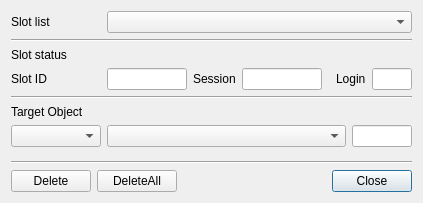
First picture: the form in CryptokiMan/del_object_dlg.ui, repository jykim74/CryptokiMan, before the edit.
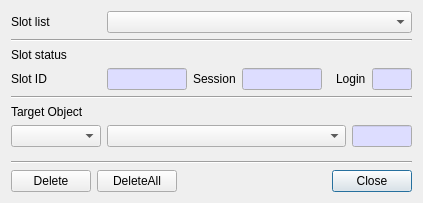
Second picture: the form after the edit.

Commit message: Read Only 입력창 색지정

What changed in the file:
```diff
--- a/CryptokiMan/del_object_dlg.ui
+++ b/CryptokiMan/del_object_dlg.ui
@@ -77,6 +77,46 @@
          <height>16777215</height>
         </size>
        </property>
+       <property name="palette">
+        <palette>
+         <active>
+          <colorrole role="Base">
+           <brush brushstyle="SolidPattern">
+            <color alpha="255">
+             <red>221</red>
+             <green>221</green>
+             <blue>255</blue>
+            </color>
+           </brush>
+          </colorrole>
+         </active>
+         <inactive>
+          <colorrole role="Base">
+           <brush brushstyle="SolidPattern">
+            <color alpha="255">
+             <red>221</red>
+             <green>221</green>
+             <blue>255</blue>
+            </color>
+           </brush>
+          </colorrole>
+         </inactive>
+         <disabled>
+          <colorrole role="Base">
+           <brush brushstyle="SolidPattern">
+            <color alpha="255">
+             <red>240</red>
+             <green>240</green>
+             <blue>240</blue>
+            </color>
+           </brush>
+          </colorrole>
+         </disabled>
+        </palette>
+       </property>
+       <property name="readOnly">
+        <bool>true</bool>
+       </property>
       </widget>
      </item>
      <item row="0" column="0">
@@ -113,6 +153,46 @@
          <height>16777215</height>
         </size>
        </property>
+       <property name="palette">
+        <palette>
+         <active>
+          <colorrole role="Base">
+           <brush brushstyle="SolidPattern">
+            <color alpha="255">
+             <red>221</red>
+             <green>221</green>
+             <blue>255</blue>
+            </color>
+           </brush>
+          </colorrole>
+         </active>
+         <inactive>
+          <colorrole role="Base">
+           <brush brushstyle="SolidPattern">
+            <color alpha="255">
+             <red>221</red>
+             <green>221</green>
+             <blue>255</blue>
+            </color>
+           </brush>
+          </colorrole>
+         </inactive>
+         <disabled>
+          <colorrole role="Base">
+           <brush brushstyle="SolidPattern">
+            <color alpha="255">
+             <red>240</red>
+             <green>240</green>
+             <blue>240</blue>
+            </color>
+           </brush>
+          </colorrole>
+         </disabled>
+        </palette>
+       </property>
+       <property name="readOnly">
+        <bool>true</bool>
+       </property>
       </widget>
      </item>
      <item row="0" column="3">
@@ -129,6 +209,46 @@
          <height>16777215</height>
         </size>
        </property>
+       <property name="palette">
+        <palette>
+         <active>
+          <colorrole role="Base">
+           <brush brushstyle="SolidPattern">
+            <color alpha="255">
+             <red>221</red>
+             <green>221</green>
+             <blue>255</blue>
+            </color>
+           </brush>
+          </colorrole>
+         </active>
+         <inactive>
+          <colorrole role="Base">
+           <brush brushstyle="SolidPattern">
+            <color alpha="255">
+             <red>221</red>
+             <green>221</green>
+             <blue>255</blue>
+            </color>
+           </brush>
+          </colorrole>
+         </inactive>
+         <disabled>
+          <colorrole role="Base">
+           <brush brushstyle="SolidPattern">
+            <color alpha="255">
+             <red>240</red>
+             <green>240</green>
+             <blue>240</blue>
+            </color>
+           </brush>
+          </colorrole>
+         </disabled>
+        </palette>
+       </property>
+       <property name="readOnly">
+        <bool>true</bool>
+       </property>
       </widget>
      </item>
      <item row="0" column="2">
@@ -193,6 +313,46 @@
          <height>16777215</height>
         </size>
        </property>
+       <property name="palette">
+        <palette>
+         <active>
+          <colorrole role="Base">
+           <brush brushstyle="SolidPattern">
+            <color alpha="255">
+             <red>221</red>
+             <green>221</green>
+             <blue>255</blue>
+            </color>
+           </brush>
+          </colorrole>
+         </active>
+         <inactive>
+          <colorrole role="Base">
+           <brush brushstyle="SolidPattern">
+            <color alpha="255">
+             <red>221</red>
+             <green>221</green>
+             <blue>255</blue>
+            </color>
+           </brush>
+          </colorrole>
+         </inactive>
+         <disabled>
+          <colorrole role="Base">
+           <brush brushstyle="SolidPattern">
+            <color alpha="255">
+             <red>240</red>
+             <green>240</green>
+             <blue>240</blue>
+            </color>
+           </brush>
+          </colorrole>
+         </disabled>
+        </palette>
+       </property>
+       <property name="readOnly">
+        <bool>true</bool>
+       </property>
       </widget>
      </item>
     </layout>
```
The commit also changes 22 other files.
